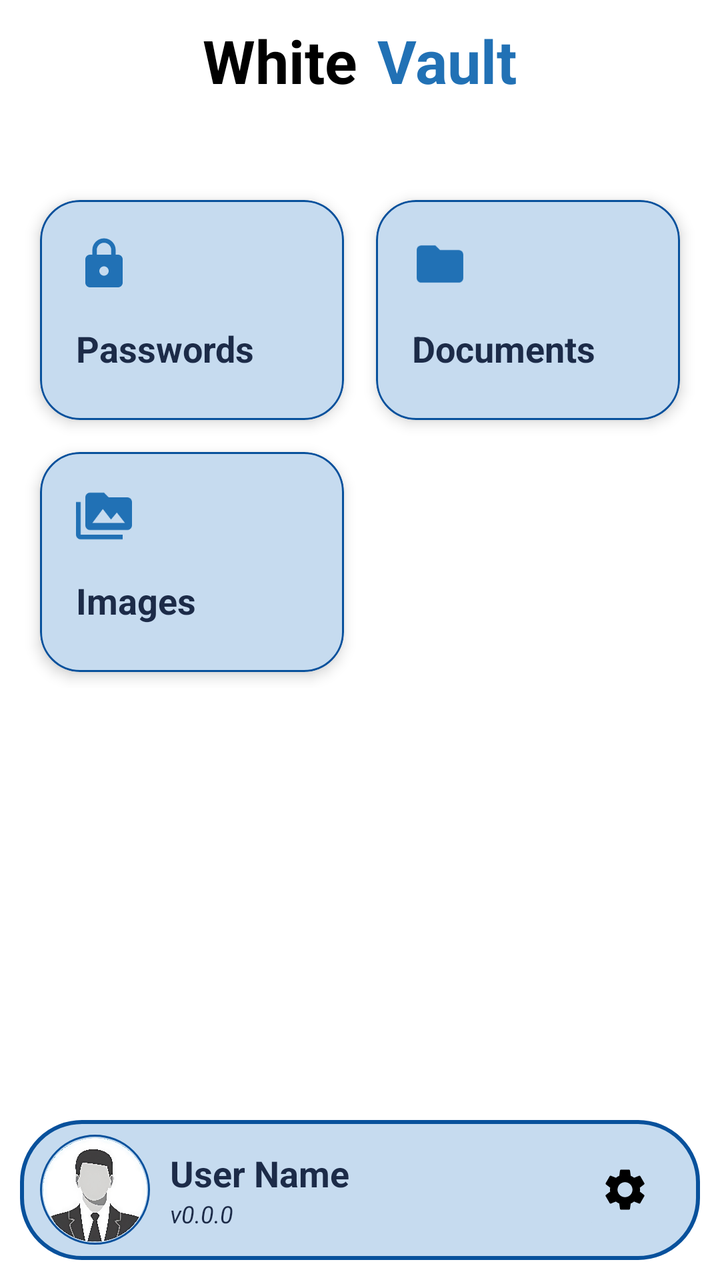
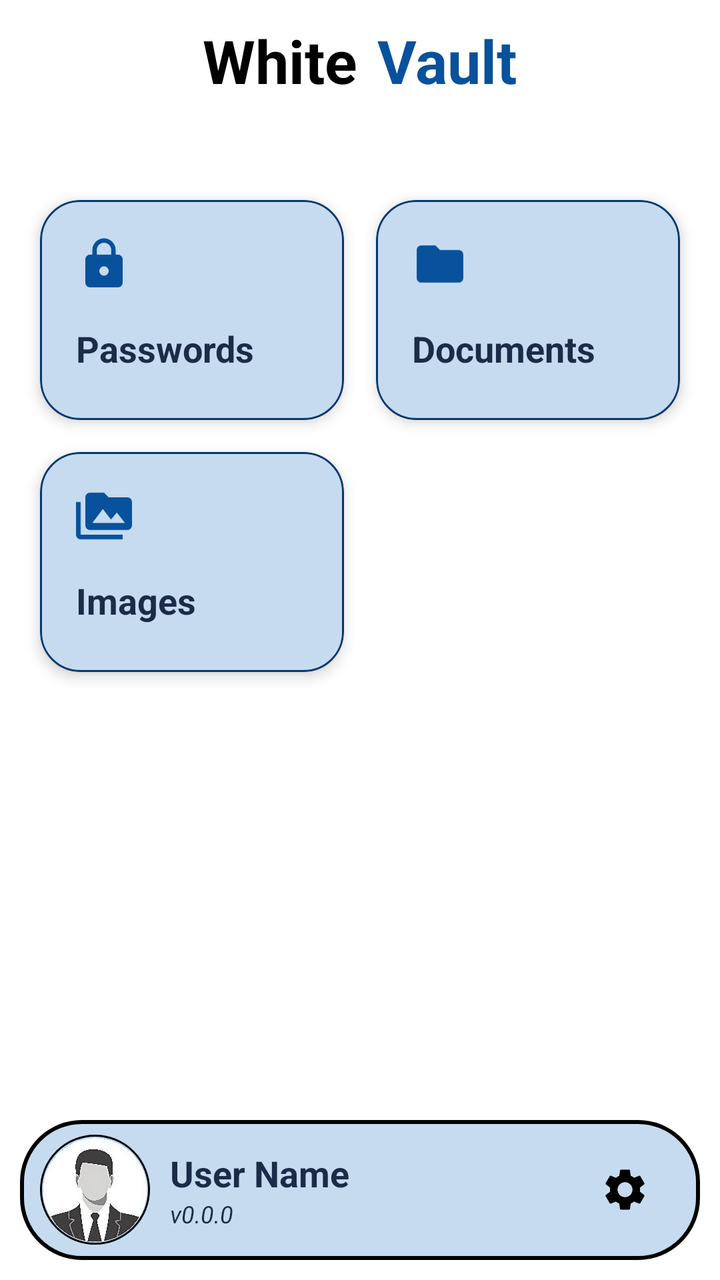

Compare the two renders of this Android layout. The source of the first and the diff that turns it into the second are given below.
<!-- AndroidManifest.xml: application theme Theme.WhiteVault -->
<!-- res/layout/activity_main.xml -->
<?xml version="1.0" encoding="utf-8"?>
<RelativeLayout xmlns:android="http://schemas.android.com/apk/res/android"
    xmlns:app="http://schemas.android.com/apk/res-auto"
    xmlns:tools="http://schemas.android.com/tools"
    android:id="@+id/main"
    android:layout_width="match_parent"
    android:layout_height="match_parent"
    tools:context=".MainActivity"
    android:background="@color/primary">

    <RelativeLayout
        android:layout_width="match_parent"
        android:layout_height="match_parent"
        android:background="@color/white">

        <LinearLayout
            android:layout_width="match_parent"
            android:layout_height="40dp"
            android:layout_marginTop="10dp"
            android:orientation="horizontal"
            android:gravity="center">

            <TextView
                android:layout_width="wrap_content"
                android:layout_height="wrap_content"
                android:layout_marginEnd="5dp"
                android:text="White"
                android:textSize="30sp"
                android:fontFamily="sans-serif"
                android:textStyle="bold"
                android:textColor="@color/black"/>
            <TextView
                android:layout_width="wrap_content"
                android:layout_height="wrap_content"
                android:layout_marginStart="5dp"
                android:text="Vault"
                android:textSize="30sp"
                android:fontFamily="sans-serif"
                android:textStyle="bold"
                android:textColor="@color/primary"/>

        </LinearLayout>

        <LinearLayout
            android:layout_width="match_parent"
            android:layout_height="wrap_content"
            android:orientation="vertical"
            android:layout_marginTop="80dp">

            <GridLayout
                android:layout_width="match_parent"
                android:layout_height="wrap_content"
                android:columnCount="2"
                android:rowCount="1"
                android:padding="12dp">

                
                <com.google.android.material.card.MaterialCardView
                    android:id="@+id/card_password"
                    android:layout_width="0dp"
                    android:layout_height="110dp"
                    android:layout_margin="8dp"
                    android:layout_columnWeight="1"
                    app:cardBackgroundColor="@color/card"
                    app:cardCornerRadius="20dp"
                    app:cardElevation="4dp"
                    app:strokeColor="@color/stoke"
                    app:strokeWidth="1dp"
                    android:clickable="true"
                    android:focusable="true">

                    <LinearLayout
                        android:layout_width="match_parent"
                        android:layout_height="match_parent"
                        android:orientation="vertical"
                        android:padding="18dp">

                        <ImageView
                            android:layout_width="28dp"
                            android:layout_height="28dp"
                            android:src="@drawable/icon_lock"
                            app:tint="@color/primary"/>

                        <TextView
                            android:layout_width="wrap_content"
                            android:layout_height="wrap_content"
                            android:layout_marginTop="16dp"
                            android:text="Passwords"
                            android:textColor="@color/text"
                            android:textSize="18sp"
                            android:textStyle="bold" />

                    </LinearLayout>

                </com.google.android.material.card.MaterialCardView>


                
                <com.google.android.material.card.MaterialCardView
                    android:id="@+id/card_document"
                    android:layout_width="0dp"
                    android:layout_height="110dp"
                    android:layout_margin="8dp"
                    android:layout_columnWeight="1"
                    app:cardBackgroundColor="@color/card"
                    app:cardCornerRadius="20dp"
                    app:cardElevation="4dp"
                    app:strokeColor="@color/stoke"
                    app:strokeWidth="1dp"
                    android:clickable="true"
                    android:focusable="true">

                    <LinearLayout
                        android:layout_width="match_parent"
                        android:layout_height="match_parent"
                        android:orientation="vertical"
                        android:padding="18dp">

                        <ImageView
                            android:layout_width="28dp"
                            android:layout_height="28dp"
                            android:src="@drawable/icon_folder"
                            app:tint="@color/primary" />

                        <TextView
                            android:layout_width="wrap_content"
                            android:layout_height="wrap_content"
                            android:layout_marginTop="16dp"
                            android:text="Documents"
                            android:textColor="@color/text"
                            android:textSize="18sp"
                            android:textStyle="bold" />

                    </LinearLayout>

                </com.google.android.material.card.MaterialCardView>

                
                <com.google.android.material.card.MaterialCardView
                    android:id="@+id/card_image"
                    android:layout_width="0dp"
                    android:layout_height="110dp"
                    android:layout_margin="8dp"
                    android:layout_columnWeight="1"
                    app:cardBackgroundColor="@color/card"
                    app:cardCornerRadius="20dp"
                    app:cardElevation="4dp"
                    app:strokeColor="@color/stoke"
                    app:strokeWidth="1dp"
                    android:clickable="true"
                    android:focusable="true">

                    <LinearLayout
                        android:layout_width="match_parent"
                        android:layout_height="match_parent"
                        android:orientation="vertical"
                        android:padding="18dp">

                        <ImageView
                            android:layout_width="28dp"
                            android:layout_height="28dp"
                            android:src="@drawable/icon_image_folder"
                            app:tint="@color/primary" />

                        <TextView
                            android:layout_width="wrap_content"
                            android:layout_height="wrap_content"
                            android:layout_marginTop="16dp"
                            android:text="Images"
                            android:textColor="@color/text"
                            android:textSize="18sp"
                            android:textStyle="bold" />

                    </LinearLayout>

                </com.google.android.material.card.MaterialCardView>

            </GridLayout>
        </LinearLayout>

        <RelativeLayout
            android:layout_width="match_parent"
            android:layout_height="70dp"
            android:layout_alignParentBottom="true"
            android:background="@drawable/home_page_bar"
            android:layout_marginStart="10dp"
            android:layout_marginEnd="10dp"
            android:layout_marginBottom="10dp"
            android:padding="5dp">

            <LinearLayout
                android:layout_width="wrap_content"
                android:layout_height="wrap_content"
                android:orientation="horizontal"
                android:layout_centerVertical="true"
                android:gravity="center">

                <ImageView
                    android:layout_width="55dp"
                    android:layout_height="55dp"
                    android:background="@drawable/profile_photo"
                    android:layout_marginStart="5dp"
                    android:src="@drawable/dp"/>

                <LinearLayout
                    android:layout_width="wrap_content"
                    android:layout_height="wrap_content"
                    android:orientation="vertical"
                    android:layout_marginStart="10dp">

                    <TextView
                        android:id="@+id/text_user_name"
                        android:layout_width="wrap_content"
                        android:layout_height="wrap_content"
                        android:text="User Name"
                        android:textColor="@color/text"
                        android:textSize="18sp"
                        android:textStyle="bold"
                        android:fontFamily="sans-serif"/>

                    <TextView
                        android:id="@+id/text_version"
                        android:layout_width="wrap_content"
                        android:layout_height="wrap_content"
                        android:text="v0.0.0"
                        android:textColor="@color/text"
                        android:textSize="12dp"
                        android:textStyle="italic"
                        android:fontFamily="sans-serif"/>

                </LinearLayout>

            </LinearLayout>

            <ImageButton
                android:layout_width="45dp"
                android:layout_height="45dp"
                android:layout_alignParentEnd="true"
                android:layout_centerVertical="true"
                android:layout_marginEnd="10dp"
                android:src="@drawable/icon_settings"
                android:scaleType="centerCrop"
                android:backgroundTint="@color/card"/>

        </RelativeLayout>

    </RelativeLayout>

</RelativeLayout>
<!-- resources referenced by this layout -->
<resources>
  <color name="black">#FF000000</color>
  <color name="card">#C6DBEF</color>
  <color name="primary">#2171B5</color>
  <color name="stoke">#08519C</color>
  <color name="text">#1C2B48</color>
  <color name="white">#FFFFFFFF</color>
  <!-- drawable home_page_bar (drawable) -->
  <?xml version="1.0" encoding="utf-8"?>
  <shape xmlns:android="http://schemas.android.com/apk/res/android">
      <solid android:color="@color/card"/>
      <corners android:radius="30dp"/>
      <stroke android:color="@color/stoke" android:width="2dp"/>
  
  </shape>
  <!-- drawable icon_folder (drawable) -->
  <vector xmlns:android="http://schemas.android.com/apk/res/android" android:height="24dp" android:tint="#000000" android:viewportHeight="24" android:viewportWidth="24" android:width="24dp">
        
      <path android:fillColor="@android:color/white" android:pathData="M10,4H4c-1.1,0 -1.99,0.9 -1.99,2L2,18c0,1.1 0.9,2 2,2h16c1.1,0 2,-0.9 2,-2V8c0,-1.1 -0.9,-2 -2,-2h-8l-2,-2z"/>
      
  </vector>
  <!-- drawable icon_image_folder (drawable) -->
  <vector xmlns:android="http://schemas.android.com/apk/res/android" android:height="24dp" android:tint="#000000" android:viewportHeight="24" android:viewportWidth="24" android:width="24dp">
        
      <path android:fillColor="@android:color/white" android:pathData="M2,6L0,6v5h0.01L0,20c0,1.1 0.9,2 2,2h18v-2L2,20L2,6zM22,4h-8l-2,-2L6,2c-1.1,0 -1.99,0.9 -1.99,2L4,16c0,1.1 0.9,2 2,2h16c1.1,0 2,-0.9 2,-2L24,6c0,-1.1 -0.9,-2 -2,-2zM7,15l4.5,-6 3.5,4.51 2.5,-3.01L21,15L7,15z"/>
      
  </vector>
  <!-- drawable icon_lock (drawable) -->
  <vector xmlns:android="http://schemas.android.com/apk/res/android" android:height="24dp" android:tint="#000000" android:viewportHeight="24" android:viewportWidth="24" android:width="24dp">
        
      <path android:fillColor="@android:color/white" android:pathData="M18,8h-1L17,6c0,-2.76 -2.24,-5 -5,-5S7,3.24 7,6v2L6,8c-1.1,0 -2,0.9 -2,2v10c0,1.1 0.9,2 2,2h12c1.1,0 2,-0.9 2,-2L20,10c0,-1.1 -0.9,-2 -2,-2zM12,17c-1.1,0 -2,-0.9 -2,-2s0.9,-2 2,-2 2,0.9 2,2 -0.9,2 -2,2zM15.1,8L8.9,8L8.9,6c0,-1.71 1.39,-3.1 3.1,-3.1 1.71,0 3.1,1.39 3.1,3.1v2z"/>
      
  </vector>
  <!-- drawable profile_photo (drawable) -->
  <?xml version="1.0" encoding="utf-8"?>
  <shape xmlns:android="http://schemas.android.com/apk/res/android" android:shape="oval">
      <stroke android:color="@color/stoke" android:width="1dp"/>
  
  </shape>
  <style name="Theme.WhiteVault" parent="Base.Theme.WhiteVault" />
  <style name="Base.Theme.WhiteVault" parent="Theme.Material3.DayNight.NoActionBar">
          
          
      </style>
  <!-- unchanged entries left out for length: 2 -->
</resources>

<!-- the commit's change to res/layout/activity_main.xml (unified diff, before → after) -->
@@ -6,7 +6,7 @@
     android:layout_width="match_parent"
     android:layout_height="match_parent"
     tools:context=".MainActivity"
-    android:background="@color/primary">
+    style="@style/SCREEN">
 
     <RelativeLayout
         android:layout_width="match_parent"
@@ -37,7 +37,7 @@
                 android:textSize="30sp"
                 android:fontFamily="sans-serif"
                 android:textStyle="bold"
-                android:textColor="@color/primary"/>
+                android:textColor="@color/lPrimary"/>
 
         </LinearLayout>
 
@@ -61,13 +61,12 @@
                     android:layout_height="110dp"
                     android:layout_margin="8dp"
                     android:layout_columnWeight="1"
-                    app:cardBackgroundColor="@color/card"
                     app:cardCornerRadius="20dp"
                     app:cardElevation="4dp"
-                    app:strokeColor="@color/stoke"
                     app:strokeWidth="1dp"
                     android:clickable="true"
-                    android:focusable="true">
+                    android:focusable="true"
+                    style="@style/CARD">
 
                     <LinearLayout
                         android:layout_width="match_parent"
@@ -79,16 +78,16 @@
                             android:layout_width="28dp"
                             android:layout_height="28dp"
                             android:src="@drawable/icon_lock"
-                            app:tint="@color/primary"/>
+                            style="@style/ICON"/>
 
                         <TextView
                             android:layout_width="wrap_content"
                             android:layout_height="wrap_content"
                             android:layout_marginTop="16dp"
                             android:text="Passwords"
-                            android:textColor="@color/text"
                             android:textSize="18sp"
-                            android:textStyle="bold" />
+                            android:textStyle="bold"
+                            style="@style/TEXT"/>
 
                     </LinearLayout>
 
@@ -102,13 +101,12 @@
                     android:layout_height="110dp"
                     android:layout_margin="8dp"
                     android:layout_columnWeight="1"
-                    app:cardBackgroundColor="@color/card"
                     app:cardCornerRadius="20dp"
                     app:cardElevation="4dp"
-                    app:strokeColor="@color/stoke"
                     app:strokeWidth="1dp"
                     android:clickable="true"
-                    android:focusable="true">
+                    android:focusable="true"
+                    style="@style/CARD">
 
                     <LinearLayout
                         android:layout_width="match_parent"
@@ -120,16 +118,16 @@
                             android:layout_width="28dp"
                             android:layout_height="28dp"
                             android:src="@drawable/icon_folder"
-                            app:tint="@color/primary" />
+                            style="@style/ICON"/>
 
                         <TextView
                             android:layout_width="wrap_content"
                             android:layout_height="wrap_content"
                             android:layout_marginTop="16dp"
                             android:text="Documents"
-                            android:textColor="@color/text"
                             android:textSize="18sp"
-                            android:textStyle="bold" />
+                            android:textStyle="bold"
+                            style="@style/TEXT"/>
 
                     </LinearLayout>
 
@@ -142,13 +140,12 @@
                     android:layout_height="110dp"
                     android:layout_margin="8dp"
                     android:layout_columnWeight="1"
-                    app:cardBackgroundColor="@color/card"
                     app:cardCornerRadius="20dp"
                     app:cardElevation="4dp"
-                    app:strokeColor="@color/stoke"
                     app:strokeWidth="1dp"
                     android:clickable="true"
-                    android:focusable="true">
+                    android:focusable="true"
+                    style="@style/CARD">
 
                     <LinearLayout
                         android:layout_width="match_parent"
@@ -160,16 +157,16 @@
                             android:layout_width="28dp"
                             android:layout_height="28dp"
                             android:src="@drawable/icon_image_folder"
-                            app:tint="@color/primary" />
+                            style="@style/ICON"/>
 
                         <TextView
                             android:layout_width="wrap_content"
                             android:layout_height="wrap_content"
                             android:layout_marginTop="16dp"
                             android:text="Images"
-                            android:textColor="@color/text"
                             android:textSize="18sp"
-                            android:textStyle="bold" />
+                            android:textStyle="bold"
+                            style="@style/TEXT"/>
 
                     </LinearLayout>
 
<!-- resource entries referenced after the edit -->
@@ -2,8 +2,7 @@
 <resources>
   <color name="black">#FF000000</color>
   <color name="card">#C6DBEF</color>
-  <color name="primary">#2171B5</color>
-  <color name="stoke">#08519C</color>
+  <color name="lPrimary">#08519C</color>
   <color name="text">#1C2B48</color>
   <color name="white">#FFFFFFFF</color>
   <!-- drawable home_page_bar (drawable) -->
@@ -38,7 +37,21 @@
       <stroke android:color="@color/stoke" android:width="1dp"/>
   
   </shape>
+  <style name="CARD">
+          <item name="cardBackgroundColor">@color/card</item>
+          <item name="strokeColor">@color/stroke</item>
+      </style>
+  <style name="ICON">
+          <item name="tint">@color/lPrimary</item>
+      </style>
+  <style name="SCREEN">
+          <item name="background">@color/lPrimary</item>
+      </style>
+  <style name="TEXT">
+          <item name="android:textColor">@color/text</item>
+      </style>
   <style name="Theme.WhiteVault" parent="Base.Theme.WhiteVault" />
+  <color name="stroke">#05386F</color>
   <style name="Base.Theme.WhiteVault" parent="Theme.Material3.DayNight.NoActionBar">
           
           
